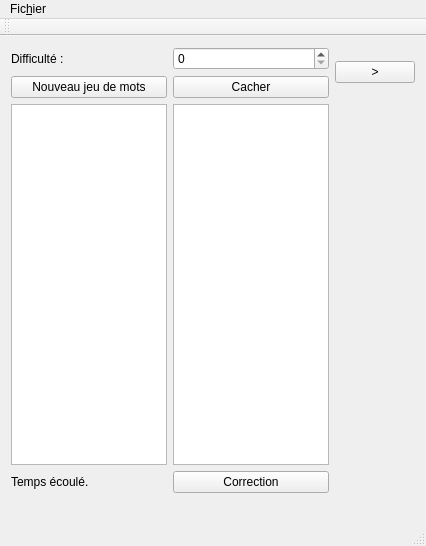
First picture: the form in memoire.ui, repository esauvage/ExoMemoire, before the edit.
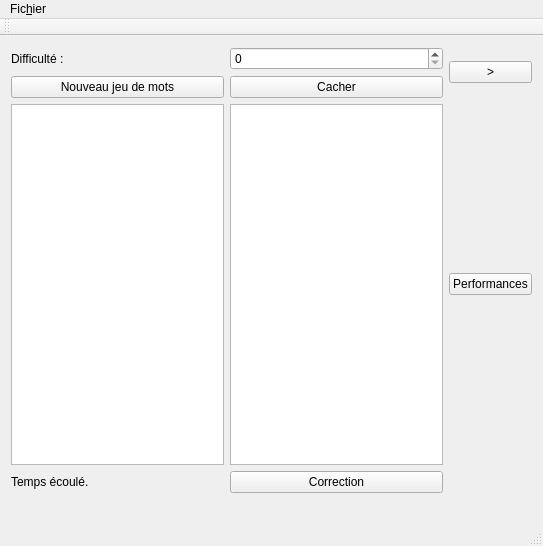
Second picture: the form after the edit.

Commit message: Vue des performances

```diff
--- a/memoire.ui
+++ b/memoire.ui
@@ -6,7 +6,7 @@
    <rect>
     <x>0</x>
     <y>0</y>
-    <width>426</width>
+    <width>543</width>
     <height>546</height>
    </rect>
   </property>
@@ -73,6 +73,13 @@
       </property>
      </widget>
     </item>
+    <item row="3" column="2">
+     <widget class="QPushButton" name="btnPerfs">
+      <property name="text">
+       <string>Performances</string>
+      </property>
+     </widget>
+    </item>
    </layout>
   </widget>
   <widget class="QMenuBar" name="menuBar">
@@ -80,7 +87,7 @@
     <rect>
      <x>0</x>
      <y>0</y>
-     <width>426</width>
+     <width>543</width>
      <height>23</height>
     </rect>
    </property>
```
Left out of the diff: 2 changed lines with no effect on the pictures. The commit also changes 7 other files.
